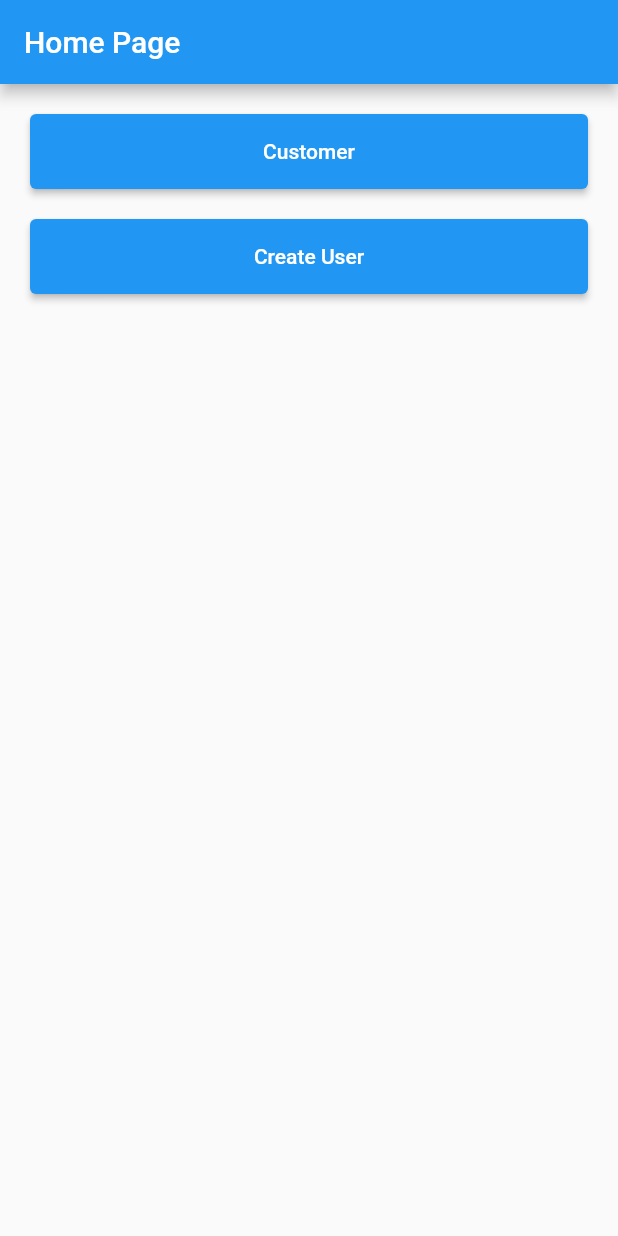
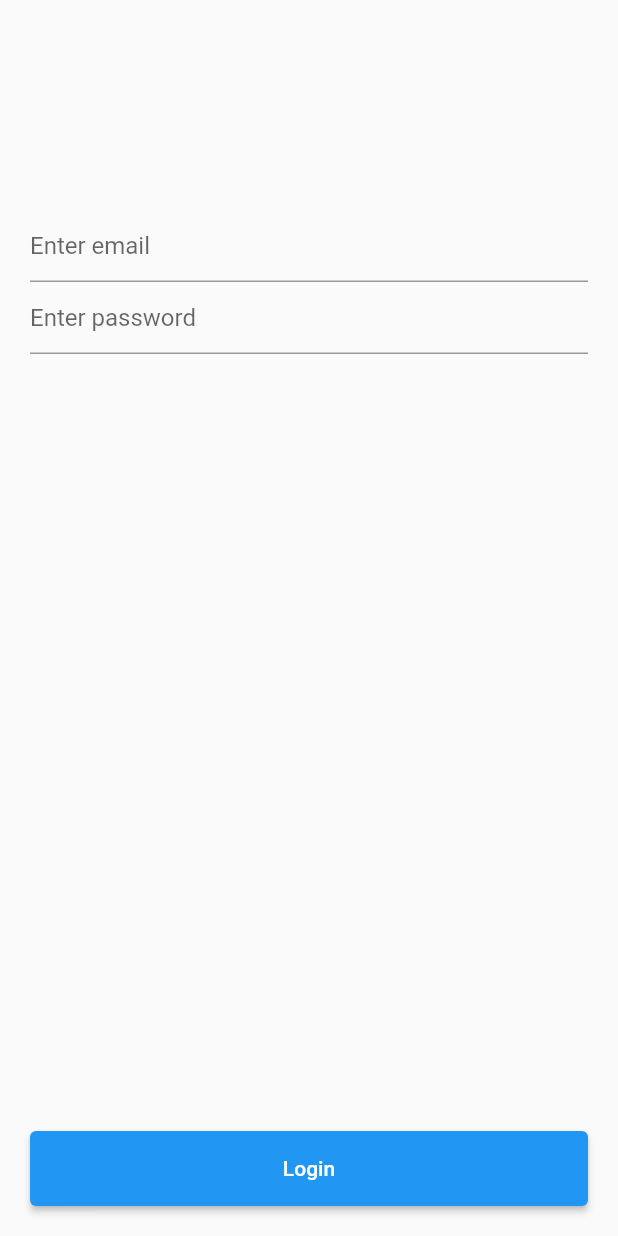
Before and after one commit to Chenda-Oeun/learn_Getx, a Flutter app: the screen it shows after launch, on a phone screen of 412 x 824 dp. Run offline on Flutter 3.47's test engine with Material 2 defaults, Android fonts, the phone set to English and light mode, and no system bars; our stand-ins replace firebase_auth, firebase_core, get; accounts and stored records are empty.

Commit message:
firebase

```diff
--- /dev/null
+++ b/lib/controller/firebase_auth.dart
@@ -0,0 +1,60 @@
+import 'package:beginner/screen/home.dart';
+import 'package:beginner/screen/user/sign_in.dart';
+import 'package:flutter/material.dart';
+import 'package:get/get.dart';
+import 'package:get/state_manager.dart';
+import 'package:firebase_auth/firebase_auth.dart';
+
+class AuthController extends GetxController {
+  // FirebaseAuth auth = FirebaseAuth.instance;
+  final isCreateLouding = false.obs;
+  final isSignInLoading = false.obs;
+
+  onCheckUser() {
+    if (FirebaseAuth.instance.currentUser?.uid == null) {
+      Get.offAll(() => const SignIn());
+    } else {
+      Get.offAll(() => const HomePage());
+    }
+  }
+
+  Future<void> createUser({String? email, String? password}) async {
+    isCreateLouding(true);
+    try {
+      await FirebaseAuth.instance
+          .createUserWithEmailAndPassword(email: email!, password: password!)
+          .then((value) {
+        if (value.credential.hashCode == 2011) {
+          print("dsdsdsd${value.credential.hashCode}");
+          Get.offAll(() => const SignIn());
+        }
+      });
+    } catch (e) {
+      Get.snackbar("Error", e.toString(),
+          backgroundColor: Colors.red, colorText: Colors.white);
+    }
+    isCreateLouding(false);
+  }
+
+  Future<void> signInUser({String? email, String? password}) async {
+    isSignInLoading(true);
+    try {
+      await FirebaseAuth.instance
+          .signInWithEmailAndPassword(email: email!, password: password!)
+          .then((value) {
+        if (value.credential.hashCode == 2011) {
+          Get.offAll(() => const HomePage());
+        }
+      });
+    } on FirebaseAuthException catch (e) {
+      Get.snackbar("Error", e.toString(),
+          backgroundColor: Colors.red, colorText: Colors.white);
+    }
+    isSignInLoading(false);
+  }
+
+  singOut() async {
+    final auth = FirebaseAuth.instance;
+    await auth.signOut().then((value) => Get.offAll(() => const SignIn()));
+  }
+}
--- a/lib/main.dart
+++ b/lib/main.dart
@@ -1,8 +1,14 @@
 import 'package:beginner/screen/home.dart';
+import 'package:beginner/screen/user/splash_screen.dart';
+import 'package:firebase_core/firebase_core.dart';
 import 'package:flutter/material.dart';
 import 'package:get/get.dart';
 
-void main() {
+void main() async {
+    print("#########################################1");
+  WidgetsFlutterBinding.ensureInitialized();
+  await Firebase.initializeApp();
+  print("#########################################2");
   runApp(const MyApp());
 }
 
@@ -16,7 +22,7 @@ class MyApp extends StatelessWidget {
       theme: ThemeData(
         primarySwatch: Colors.blue,
       ),
-      home: const HomePage(),
+      home: const SplashScreen(),
     );
   }
 }
--- /dev/null
+++ b/lib/screen/user/sign_in.dart
@@ -0,0 +1,63 @@
+import 'package:beginner/controller/firebase_auth.dart';
+import 'package:flutter/material.dart';
+import 'package:get/get.dart';
+
+class SignIn extends StatefulWidget {
+  const SignIn({Key? key}) : super(key: key);
+
+  @override
+  _SignInState createState() => _SignInState();
+}
+
+class _SignInState extends State<SignIn> {
+  final email = TextEditingController();
+  final password = TextEditingController();
+  final authCon = Get.put(AuthController());
+  @override
+  Widget build(BuildContext context) {
+    return Scaffold(
+      body: authCon.isSignInLoading.value ? const Center(child: CircularProgressIndicator(),) : Column(
+        children: [
+          Expanded(
+            child: Container(
+              color: Colors.transparent,
+              width: MediaQuery.of(context).size.width,
+              height: MediaQuery.of(context).size.height,
+              child: SingleChildScrollView(
+                child: Padding(
+                  padding: const EdgeInsets.only(top: 140, left: 20, right: 20),
+                  child: Column(
+                    children: [
+                      TextField(
+                        controller: email,
+                        decoration:
+                            const InputDecoration(hintText: "Enter email"),
+                      ),
+                      TextField(
+                        controller: password,
+                        decoration:
+                            const InputDecoration(hintText: "Enter password"),
+                      ),
+                    ],
+                  ),
+                ),
+              ),
+            ),
+          ),
+          Container(
+            width: MediaQuery.of(context).size.width,
+            height: 50,
+            padding: const EdgeInsets.symmetric(horizontal: 20),
+            child: ElevatedButton(
+              onPressed: () {
+                authCon.signInUser(email: email.text, password: password.text);
+              },
+              child: const Text("Login"),
+            ),
+          ),
+          const SizedBox(height: 20),
+        ],
+      ),
+    );
+  }
+}
--- a/pubspec.yaml
+++ b/pubspec.yaml
@@ -31,11 +31,13 @@ dependencies:
     sdk: flutter
   get: ^4.3.8
   http: ^0.13.4
-
+  firebase_core: ^1.10.5
+  firebase_auth: ^3.3.3
 
   # The following adds the Cupertino Icons font to your application.
   # Use with the CupertinoIcons class for iOS style icons.
   cupertino_icons: ^1.0.2
+
 
 dev_dependencies:
   flutter_test:
```
Also changed, not shown: lib/screen/home.dart (+37 -1 lines), lib/screen/user/sign_up.dart (added, +69 -0 lines), lib/screen/user/splash_screen.dart (added, +30 -0 lines), pubspec.lock, 3 other files.
